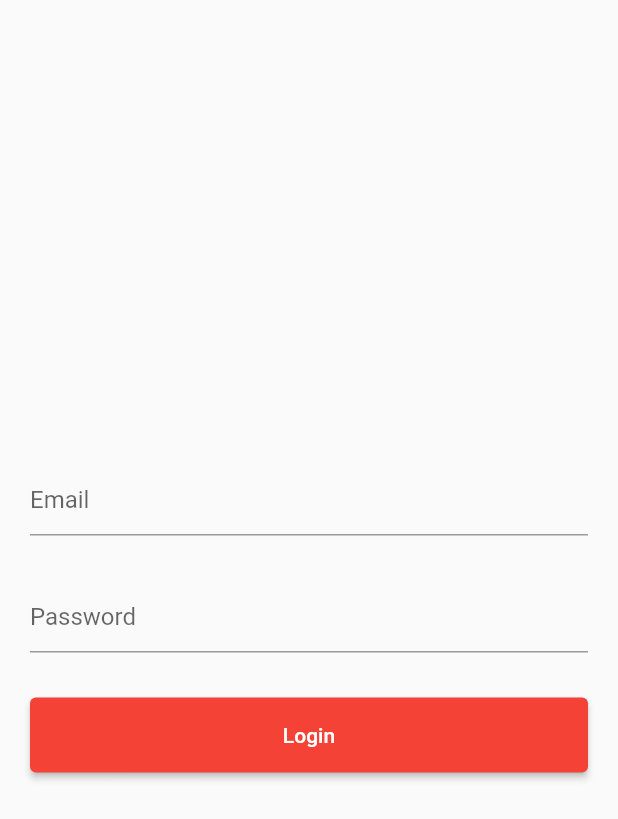
After one commit to chusamasadiq/Provider, a Flutter app: the screen it shows after launch, after a tap on "Login API Through Provider", on a phone screen of 412 x 824 dp. The commit adds this screen. Shown: the top 819 px of the screen. Run offline on Flutter 3.47's test engine with Material 2 defaults, Android fonts, the phone set to English and light mode, and no system bars; network calls fail.

Commit message:
Api integration using provider

```diff
--- a/lib/main.dart
+++ b/lib/main.dart
@@ -1,5 +1,6 @@
 import 'package:flutter/material.dart';
 import 'package:provider/provider.dart';
+import 'package:state_management/provider/auth_provider.dart';
 import 'package:state_management/provider/count_provider.dart';
 import 'package:state_management/provider/favourite_provider.dart';
 import 'package:state_management/provider/slider_provider.dart';
@@ -23,6 +24,7 @@ class StateManagement extends StatelessWidget {
         ChangeNotifierProvider<FavouriteProvider>(create: (_) => FavouriteProvider()),
         ChangeNotifierProvider<ThemeChangerProvider>(create: (_) => ThemeChangerProvider()),
         ChangeNotifierProvider<SwitchProvider>(create: (_) => SwitchProvider()),
+        ChangeNotifierProvider<AuthProvider>(create: (_) => AuthProvider()),
       ],
       child: Builder(
         builder: (BuildContext context){
--- /dev/null
+++ b/lib/provider/auth_provider.dart
@@ -0,0 +1,35 @@
+import 'package:flutter/material.dart';
+import 'package:http/http.dart';
+import 'package:http/http.dart' as http;
+
+class AuthProvider with ChangeNotifier {
+
+  bool _isLoading =  false;
+
+  bool get isLoading => _isLoading;
+
+  setLoading (bool value){
+    _isLoading = value;
+    notifyListeners();
+  }
+
+  void login({required String email, required String password}) async {
+    try {
+      setLoading(true);
+      Response response = await http.post(Uri.parse('https://reqres.in/api/login'), body: {
+        "email": email,
+        "password": password,
+      });
+      if (response.statusCode == 200) {
+        print('Login Success');
+        setLoading(false);
+      } else {
+        print('Login Failed');
+        setLoading(false);
+      }
+    } catch (e) {
+      print('API is not working');
+      setLoading(false);
+    }
+  }
+}
--- a/lib/view/home_screen.dart
+++ b/lib/view/home_screen.dart
@@ -1,6 +1,7 @@
 import 'package:flutter/material.dart';
 import 'package:provider/provider.dart';
 import 'package:state_management/view/favourite_screen.dart';
+import 'package:state_management/view/loign_screen.dart';
 import 'package:state_management/view/slider.dart';
 import 'package:state_management/view/statless_screen.dart';
 import 'package:state_management/view/switch_screen.dart';
@@ -101,6 +102,19 @@ class _HomeScreenState extends State<HomeScreen> {
             child: const Text('Go to Theme Switch Page'),
           ),
 
+
+          TextButton(
+            onPressed: () {
+              Navigator.push(
+                context,
+                MaterialPageRoute(
+                  builder: (context) => const LoginScreen(),
+                ),
+              );
+            },
+            child: const Text('Login API Through Provider'),
+          ),
+
         ],
       ),
       floatingActionButton: Consumer<CountProvider>(
--- /dev/null
+++ b/lib/view/loign_screen.dart
@@ -0,0 +1,57 @@
+import 'package:flutter/material.dart';
+import 'package:provider/provider.dart';
+import 'package:state_management/provider/auth_provider.dart';
+
+class LoginScreen extends StatefulWidget {
+  const LoginScreen({Key? key}) : super(key: key);
+
+  @override
+  State<LoginScreen> createState() => _LoginScreenState();
+}
+
+class _LoginScreenState extends State<LoginScreen> {
+  final TextEditingController _emailController = TextEditingController();
+  final TextEditingController _passwordController = TextEditingController();
+
+  @override
+  Widget build(BuildContext context) {
+    final provider = Provider.of<AuthProvider>(context);
+    return Scaffold(
+      body: Center(
+        child: Padding(
+          padding: const EdgeInsets.all(20.0),
+          child: Column(
+            crossAxisAlignment: CrossAxisAlignment.center,
+            mainAxisAlignment: MainAxisAlignment.center,
+            children: [
+              TextField(
+                controller: _emailController,
+                decoration: const InputDecoration(
+                  hintText: 'Email',
+                ),
+              ),
+              const SizedBox(height: 30),
+              TextField(
+                controller: _passwordController,
+                decoration: const InputDecoration(
+                  hintText: 'Password',
+                ),
+              ),
+              const SizedBox(height: 30),
+              SizedBox(
+                height: 50,
+                width: double.infinity,
+                child: ElevatedButton(
+                  onPressed: () {
+                    provider.login(email: _emailController.text.toString(), password: _passwordController.text.toString());
+                  },
+                  child: provider.isLoading ? const Center(child: CircularProgressIndicator(color: Colors.white,)) : Text('Login'),
+                ),
+              )
+            ],
+          ),
+        ),
+      ),
+    );
+  }
+}
--- a/pubspec.yaml
+++ b/pubspec.yaml
@@ -36,6 +36,7 @@ dependencies:
   # Use with the CupertinoIcons class for iOS style icons.
   cupertino_icons: ^1.0.2
   provider: ^6.0.5
+  http: ^1.0.0
 
 dev_dependencies:
   flutter_test:
```
Also changed, not shown: pubspec.lock, 1 other file.
